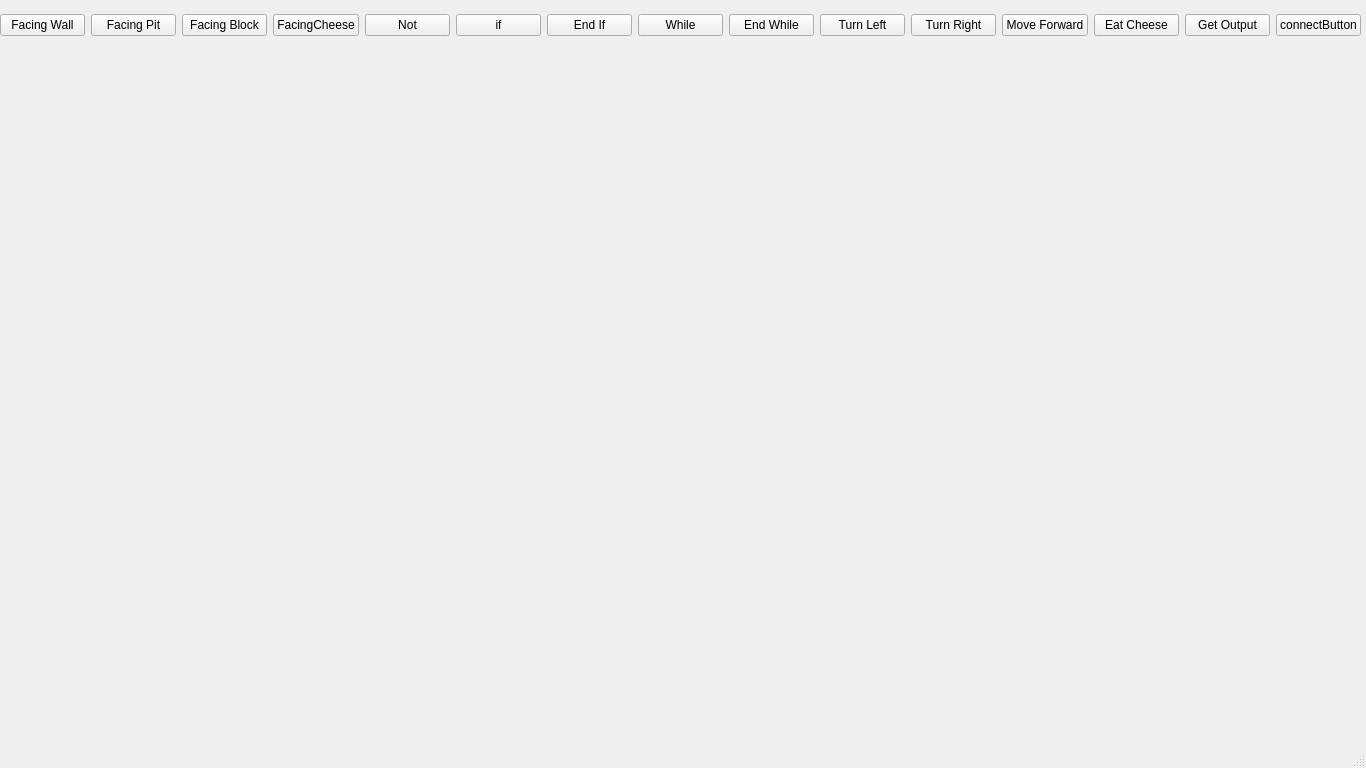
This is machineeditor.ui in UKeming/a8-edu-app as Qt 5 draws it before an edit. The edited form follows.
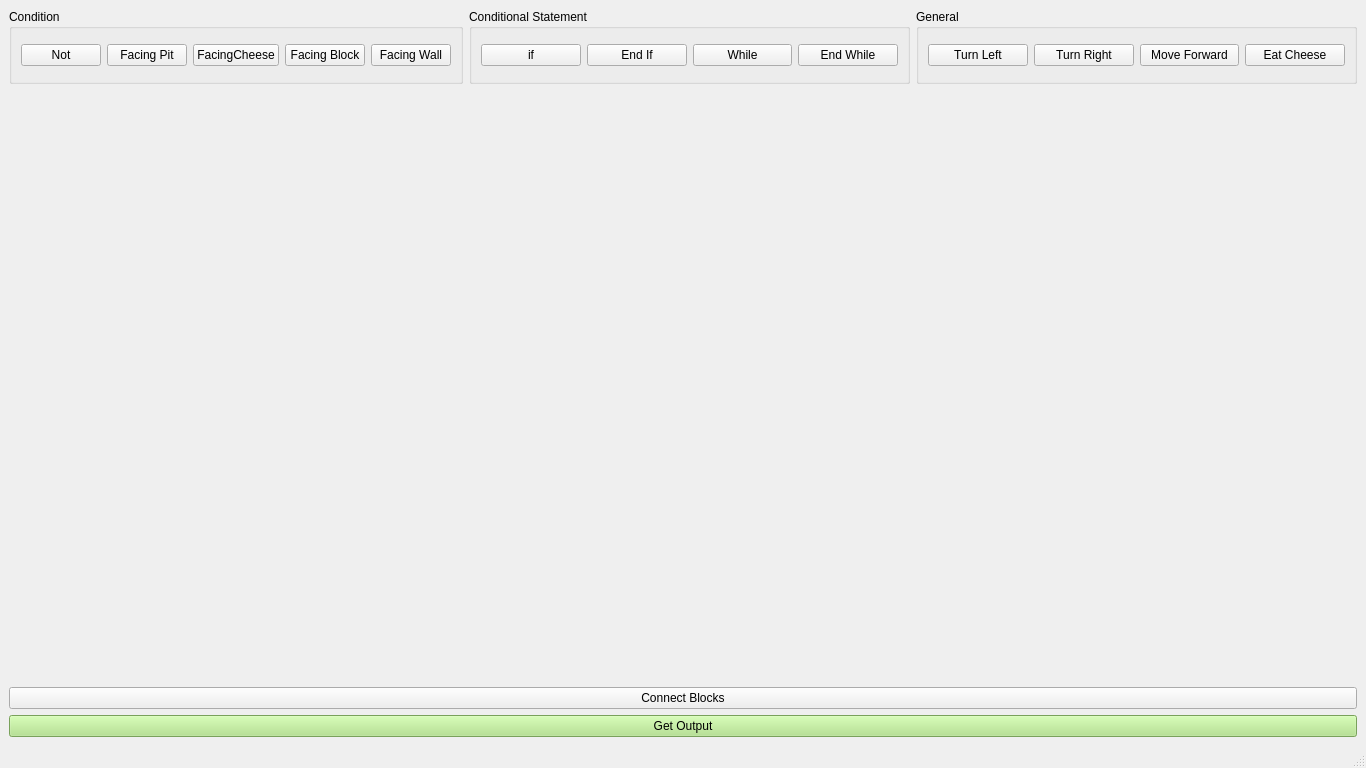
This is the edited form.

```diff
--- a/machineeditor.ui
+++ b/machineeditor.ui
@@ -13,21 +13,37 @@
   <property name="windowTitle">
    <string>MainWindow</string>
   </property>
+  <property name="autoFillBackground">
+   <bool>false</bool>
+  </property>
+  <property name="styleSheet">
+   <string notr="true"/>
+  </property>
   <widget class="QWidget" name="centralwidget">
-   <widget class="QWidget" name="horizontalLayoutWidget">
-    <property name="geometry">
-     <rect>
-      <x>0</x>
-      <y>0</y>
-      <width>1361</width>
-      <height>51</height>
-     </rect>
-    </property>
+   <layout class="QVBoxLayout" name="verticalLayout" stretch="1,8,0,0">
+    <item>
     <layout class="QHBoxLayout" name="blockChoiceBar">
+      <property name="spacing">
+       <number>6</number>
+      </property>
+      <property name="sizeConstraint">
+       <enum>QLayout::SetDefaultConstraint</enum>
+      </property>
+      <property name="bottomMargin">
+       <number>0</number>
+      </property>
      <item>
-      <widget class="QPushButton" name="facingWallButton">
+       <widget class="QGroupBox" name="conditionGroupBox">
+        <property name="title">
+         <string>Condition</string>
+        </property>
+        <layout class="QHBoxLayout" name="horizontalLayout_4">
+         <item>
+          <layout class="QHBoxLayout" name="horizontalLayout">
+           <item>
+            <widget class="QPushButton" name="notButton">
        <property name="text">
-        <string>Facing Wall</string>
+              <string>Not</string>
        </property>
       </widget>
      </item>
@@ -38,13 +54,6 @@
        </property>
       </widget>
      </item>
-     <item>
-      <widget class="QPushButton" name="facingBlock">
-       <property name="text">
-        <string>Facing Block</string>
-       </property>
-      </widget>
-     </item>
      <item>
       <widget class="QPushButton" name="facingCheese">
        <property name="text">
@@ -53,12 +62,32 @@
       </widget>
      </item>
      <item>
-      <widget class="QPushButton" name="notButton">
+            <widget class="QPushButton" name="facingBlock">
        <property name="text">
-        <string>Not</string>
+              <string>Facing Block</string>
        </property>
       </widget>
      </item>
+           <item>
+            <widget class="QPushButton" name="facingWallButton">
+             <property name="text">
+              <string>Facing Wall</string>
+             </property>
+            </widget>
+           </item>
+          </layout>
+         </item>
+        </layout>
+       </widget>
+      </item>
+      <item>
+       <widget class="QGroupBox" name="conditionalGroupBox">
+        <property name="title">
+         <string>Conditional Statement</string>
+        </property>
+        <layout class="QHBoxLayout" name="horizontalLayout_5">
+         <item>
+          <layout class="QHBoxLayout" name="horizontalLayout_2">
      <item>
       <widget class="QPushButton" name="ifButton">
        <property name="text">
@@ -87,6 +116,19 @@
        </property>
       </widget>
      </item>
+          </layout>
+         </item>
+        </layout>
+       </widget>
+      </item>
+      <item>
+       <widget class="QGroupBox" name="generalGroupBox">
+        <property name="title">
+         <string>General</string>
+        </property>
+        <layout class="QHBoxLayout" name="horizontalLayout_6">
+         <item>
+          <layout class="QHBoxLayout" name="horizontalLayout_3">
      <item>
       <widget class="QPushButton" name="turnLeftButton">
        <property name="text">
@@ -115,33 +157,45 @@
        </property>
       </widget>
      </item>
+          </layout>
+         </item>
+        </layout>
+       </widget>
+      </item>
+     </layout>
+    </item>
+    <item>
+     <layout class="QHBoxLayout" name="mainLayout">
+      <property name="spacing">
+       <number>6</number>
+      </property>
+     </layout>
+    </item>
+    <item>
+     <widget class="QPushButton" name="connectButton">
+      <property name="focusPolicy">
+       <enum>Qt::StrongFocus</enum>
+      </property>
+      <property name="styleSheet">
+       <string notr="true">font: 700 9pt &quot;Microsoft YaHei UI&quot;;</string>
+      </property>
+      <property name="text">
+       <string>Connect Blocks</string>
+      </property>
+     </widget>
+    </item>
      <item>
       <widget class="QPushButton" name="getOutput">
+      <property name="styleSheet">
+       <string notr="true">background-color: rgb(170, 225, 127);
+font: 700 9pt &quot;Microsoft YaHei UI&quot;;</string>
+      </property>
        <property name="text">
         <string>Get Output</string>
        </property>
       </widget>
      </item>
-     <item>
-      <widget class="QPushButton" name="connectButton">
-       <property name="text">
-        <string>connectButton</string>
-       </property>
-      </widget>
-     </item>
-    </layout>
-   </widget>
-   <widget class="QWidget" name="horizontalLayoutWidget_3">
-    <property name="geometry">
-     <rect>
-      <x>0</x>
-      <y>60</y>
-      <width>1361</width>
-      <height>661</height>
-     </rect>
-    </property>
-    <layout class="QHBoxLayout" name="mainLayout"/>
-   </widget>
+   </layout>
   </widget>
   <widget class="QMenuBar" name="menubar">
    <property name="geometry">
```
Left out of the diff: 2 changed lines with no effect on the pictures. Lines whose indentation alone changed are shown as unchanged.
